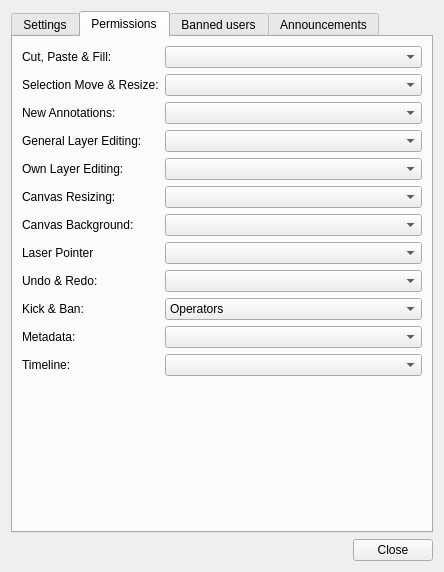
Old version of the form src/desktop/ui/sessionsettings.ui in the repository csnover/Drawpile.
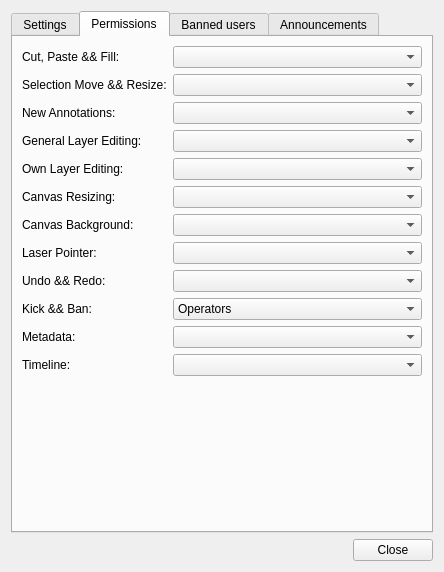
New version of the form. The open tabs and pages were chosen to show the change. Icons and pictures are not drawn. Custom widgets are drawn as their Qt base class.

The edit to the form file:
```diff
--- a/src/desktop/ui/sessionsettings.ui
+++ b/src/desktop/ui/sessionsettings.ui
@@ -246,7 +246,7 @@
        <item row="0" column="0">
         <widget class="QLabel">
          <property name="text">
-          <string>Cut, Paste &amp; Fill:</string>
+          <string>Cut, Paste &amp;&amp; Fill:</string>
          </property>
         </widget>
        </item>
@@ -256,7 +256,7 @@
        <item row="1" column="0">
         <widget class="QLabel">
          <property name="text">
-          <string>Selection Move &amp; Resize:</string>
+          <string>Selection Move &amp;&amp; Resize:</string>
          </property>
         </widget>
        </item>
@@ -316,7 +316,7 @@
        <item row="8" column="0">
         <widget class="QLabel">
          <property name="text">
-          <string>Laser Pointer</string>
+          <string>Laser Pointer:</string>
          </property>
         </widget>
        </item>
@@ -326,7 +326,7 @@
        <item row="9" column="0">
         <widget class="QLabel">
          <property name="text">
-          <string>Undo &amp; Redo:</string>
+          <string>Undo &amp;&amp; Redo:</string>
          </property>
         </widget>
        </item>
@@ -336,7 +336,7 @@
        <item row="10" column="0">
         <widget class="QLabel">
          <property name="text">
-          <string>Kick &amp; Ban:</string>
+          <string>Kick &amp;&amp; Ban:</string>
          </property>
         </widget>
        </item>
```
Left out of the diff: 6 changed lines with no effect on the pictures.
